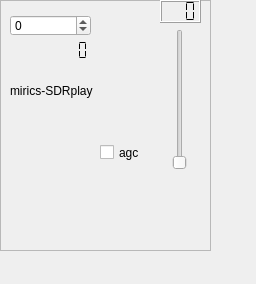
First picture: the form in input/sdrplay/sdrplay-widget.ui, repository JvanKatwijk/wfm-rpi, before the edit.
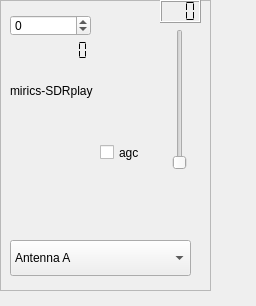
Second picture: the form after the edit.

Commit message: adapted sdrplay to rspii

Diff of the .ui file:
```diff
--- a/input/sdrplay/sdrplay-widget.ui
+++ b/input/sdrplay/sdrplay-widget.ui
@@ -7,7 +7,7 @@
     <x>0</x>
     <y>0</y>
     <width>256</width>
-    <height>284</height>
+    <height>306</height>
    </rect>
   </property>
   <property name="windowTitle">
@@ -19,7 +19,7 @@
      <x>0</x>
      <y>0</y>
      <width>211</width>
-     <height>251</height>
+     <height>291</height>
     </rect>
    </property>
    <property name="frameShape">
@@ -141,6 +141,26 @@
      <string/>
     </property>
    </widget>
+   <widget class="QComboBox" name="antennaSelector">
+    <property name="geometry">
+     <rect>
+      <x>10</x>
+      <y>240</y>
+      <width>181</width>
+      <height>36</height>
+     </rect>
+    </property>
+    <item>
+     <property name="text">
+      <string>Antenna A</string>
+     </property>
+    </item>
+    <item>
+     <property name="text">
+      <string>Antenna B</string>
+     </property>
+    </item>
+   </widget>
   </widget>
  </widget>
  <resources/>
```
The commit also changes 3 other files.
